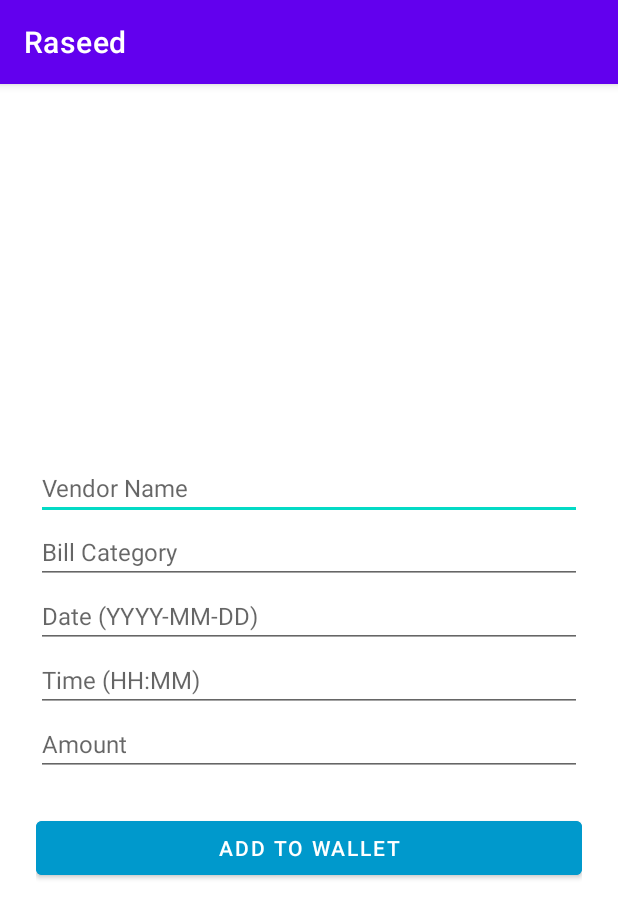
After one commit to imjohnzakkam/wallet-agent, an Android app: the ReceiptReviewActivity screen opened directly, with no data from a screen before it, on a phone screen of 412 x 824 dp. The commit adds this screen. Shown: the top 918 px of the screen. Run offline under Robolectric (Android 15) with nearby library versions, the phone set to English and light mode, and no system bars; pictures from the network do not load.

```diff
--- a/app/android/app/src/main/AndroidManifest.xml
+++ b/app/android/app/src/main/AndroidManifest.xml
@@ -23,6 +23,8 @@
                 <category android:name="android.intent.category.LAUNCHER" />
             </intent-filter>
         </activity>
+        <activity android:name=".ReceiptReviewActivity" />
+        <activity android:name=".AskActivity" />
     </application>
 
 </manifest>
--- /dev/null
+++ b/app/android/app/src/main/java/com/example/raseed/ReceiptReviewActivity.java
@@ -0,0 +1,103 @@
+package com.example.raseed;
+
+import android.app.DatePickerDialog;
+import android.app.TimePickerDialog;
+import android.content.Intent;
+
+import android.icu.util.Calendar;
+import android.net.Uri;
+import android.os.Bundle;
+
+import android.widget.Button;
+import android.widget.EditText;
+import android.widget.ImageView;
+import android.widget.Toast;
+
+import androidx.appcompat.app.AppCompatActivity;
+
+import java.util.Locale;
+
+import okhttp3.*;
+
+public class ReceiptReviewActivity extends AppCompatActivity {
+
+    private EditText vendorName, billCategory, receiptDate, receiptTime, totalAmount;
+    private Button addToWalletBtn;
+    private ImageView receiptImage;
+
+    @Override
+    protected void onCreate(Bundle savedInstanceState) {
+        super.onCreate(savedInstanceState);
+        setContentView(R.layout.activity_receipt_review);
+
+        vendorName = findViewById(R.id.vendorName);
+        billCategory = findViewById(R.id.billCategory);
+        receiptDate = findViewById(R.id.receiptDate);
+        receiptTime = findViewById(R.id.receiptTime);
+        totalAmount = findViewById(R.id.totalAmount);
+        addToWalletBtn = findViewById(R.id.addToWalletBtn);
+        receiptImage = findViewById(R.id.receiptImage);
+
+        // Receive and pre-fill data
+        Intent intent = getIntent();
+        vendorName.setText(intent.getStringExtra("vendor"));
+        billCategory.setText(intent.getStringExtra("category"));
+        receiptDate.setText(intent.getStringExtra("date"));
+        receiptTime.setText(intent.getStringExtra("time"));
+        totalAmount.setText(intent.getStringExtra("amount"));
+
+        // If you're passing image Uri or Bitmap
+        String imagePath = intent.getStringExtra("imagePath");
+        if (imagePath != null) {
+            receiptImage.setImageURI(Uri.parse(imagePath));
+        }
+
+        // Date picker
+        receiptDate.setOnClickListener(v -> showDatePickerDialog());
+
+        // Time picker
+        receiptTime.setOnClickListener(v -> showTimePickerDialog());
+
+        // Final API call with updated data
+        addToWalletBtn.setOnClickListener(v -> submitFinalData());
+    }
+
+    private void showDatePickerDialog() {
+        Calendar calendar = Calendar.getInstance();
+        new DatePickerDialog(
+                this,
+                (view, year, month, dayOfMonth) ->
+                        receiptDate.setText(String.format(Locale.getDefault(), "%04d-%02d-%02d", year, month + 1, dayOfMonth)),
+                calendar.get(Calendar.YEAR),
+                calendar.get(Calendar.MONTH),
+                calendar.get(Calendar.DAY_OF_MONTH)
+        ).show();
+    }
+
+    private void showTimePickerDialog() {
+        Calendar calendar = Calendar.getInstance();
+        new TimePickerDialog(
+                this,
+                (view, hourOfDay, minute) ->
+                        receiptTime.setText(String.format(Locale.getDefault(), "%02d:%02d", hourOfDay, minute)),
+                calendar.get(Calendar.HOUR_OF_DAY),
+                calendar.get(Calendar.MINUTE),
+                true
+        ).show();
+    }
+
+    private void submitFinalData() {
+        String vendor = vendorName.getText().toString();
+        String category = billCategory.getText().toString();
+        String date = receiptDate.getText().toString();
+        String time = receiptTime.getText().toString();
+        String amount = totalAmount.getText().toString();
+
+        // Build your request body and make the API call here using Retrofit or OkHttp
+        // TODO : Build request body here
+        // You can use JSONObject or a request class depending on your setup
+
+        Toast.makeText(this, "Sending to wallet...", Toast.LENGTH_SHORT).show();
+        // Call your API here
+    }
+}
--- /dev/null
+++ b/app/android/app/src/main/res/drawable/chat_bubble.xml
@@ -0,0 +1,5 @@
+<shape xmlns:android="http://schemas.android.com/apk/res/android"
+    android:shape="rectangle">
+    <solid android:color="#e0e0e0" />
+    <corners android:radius="16dp" />
+</shape>
--- /dev/null
+++ b/app/android/app/src/main/res/drawable/rounded_button.xml
@@ -0,0 +1,5 @@
+<shape xmlns:android="http://schemas.android.com/apk/res/android"
+    android:shape="oval">
+    <solid android:color="@android:color/holo_blue_dark" />
+    <size android:width="80dp" android:height="80dp"/>
+</shape>
--- /dev/null
+++ b/app/android/app/src/main/res/layout/activity_receipt_review.xml
@@ -0,0 +1,72 @@
+<?xml version="1.0" encoding="utf-8"?>
+<ScrollView xmlns:android="http://schemas.android.com/apk/res/android"
+    android:layout_width="match_parent"
+    android:layout_height="match_parent"
+    android:fillViewport="true"
+    android:padding="24dp">
+
+    <LinearLayout
+        android:layout_width="match_parent"
+        android:layout_height="wrap_content"
+        android:orientation="vertical"
+        android:gravity="center_horizontal"
+        android:spacing="16dp">
+
+        <ImageView
+            android:id="@+id/receiptImage"
+            android:layout_width="match_parent"
+            android:layout_height="200dp"
+            android:scaleType="centerCrop"
+            android:layout_marginBottom="24dp" />
+
+        <EditText
+            android:id="@+id/vendorName"
+            android:layout_width="match_parent"
+            android:layout_height="wrap_content"
+            android:hint="Vendor Name"
+            android:inputType="textPersonName"
+            android:textSize="16sp" />
+
+        <EditText
+            android:id="@+id/billCategory"
+            android:layout_width="match_parent"
+            android:layout_height="wrap_content"
+            android:hint="Bill Category"
+            android:inputType="text"
+            android:textSize="16sp" />
+
+        <EditText
+            android:id="@+id/receiptDate"
+            android:layout_width="match_parent"
+            android:layout_height="wrap_content"
+            android:hint="Date (YYYY-MM-DD)"
+            android:inputType="date"
+            android:textSize="16sp" />
+
+        <EditText
+            android:id="@+id/receiptTime"
+            android:layout_width="match_parent"
+            android:layout_height="wrap_content"
+            android:hint="Time (HH:MM)"
+            android:inputType="time"
+            android:textSize="16sp" />
+
+        <EditText
+            android:id="@+id/totalAmount"
+            android:layout_width="match_parent"
+            android:layout_height="wrap_content"
+            android:hint="Amount"
+            android:inputType="numberDecimal"
+            android:textSize="16sp" />
+
+        <Button
+            android:id="@+id/addToWalletBtn"
+            android:layout_width="match_parent"
+            android:layout_height="wrap_content"
+            android:text="Add to Wallet"
+            android:layout_marginTop="24dp"
+            android:backgroundTint="@android:color/holo_blue_dark"
+            android:textColor="@android:color/white" />
+
+    </LinearLayout>
+</ScrollView>
--- /dev/null
+++ b/app/android/app/src/main/res/values/ids.xml
@@ -0,0 +1,6 @@
+<?xml version="1.0" encoding="utf-8"?>
+<resources>
+    <item name="vendorName" type="id">vendorName</item>
+    <item name="billCategory" type="id">billCategory</item>
+    <item name="receiptTime" type="id">receiptTime</item>
+</resources>
```
Also changed, not shown: app/android/app/src/main/java/com/example/raseed/CameraActivity.java (added, +149 -0 lines), app/android/app/src/main/java/com/example/raseed/ChatAdapter.java (added, +50 -0 lines), app/android/app/src/main/java/com/example/raseed/ChatMessage.java (added, +19 -0 lines), app/android/app/src/main/java/com/example/raseed/MainActivity.java (+67 -117 lines), app/android/app/src/main/res/layout/activity_camera.xml (added, +35 -0 lines), app/android/app/src/main/res/layout/activity_main.xml (+27 -42 lines), app/android/app/src/main/res/layout/item_chat_message.xml (added, +16 -0 lines).
